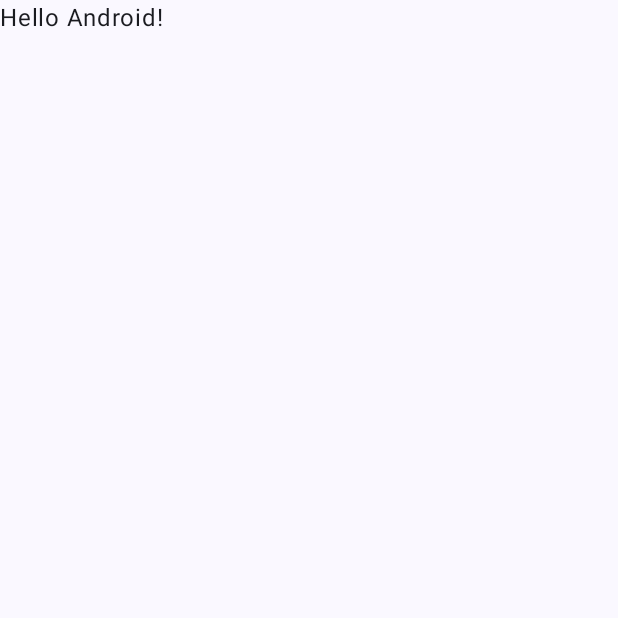
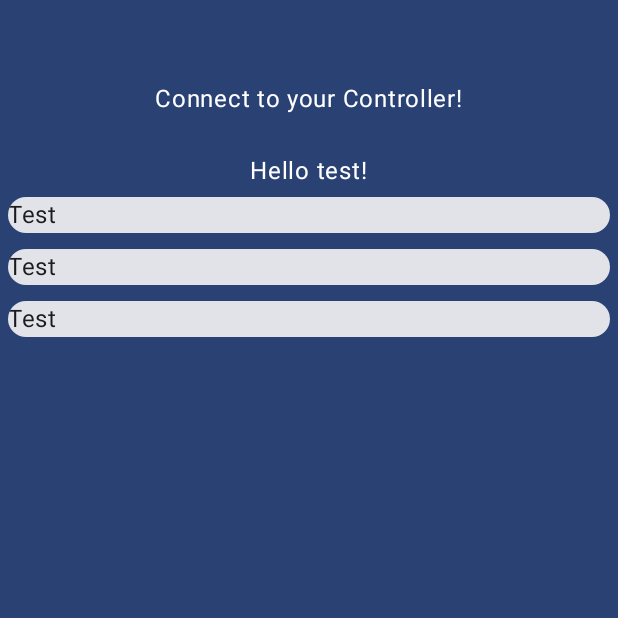
Before and after one commit to Plutotim1/Esp32Controller, an Android app built with Jetpack Compose: the screen it shows after launch (MainActivity), on a phone screen of 412 x 824 dp, the top half of it. Before the commit the part shown is almost empty. Run offline under Robolectric (Android 15) with nearby library versions, the phone set to English and light mode, and no system bars.

Commit message:
added connection screen

```diff
--- a/app/src/main/java/com/example/bluetoothwificontroller/MainActivity.kt
+++ b/app/src/main/java/com/example/bluetoothwificontroller/MainActivity.kt
@@ -4,14 +4,32 @@ import android.os.Bundle
 import androidx.activity.ComponentActivity
 import androidx.activity.compose.setContent
 import androidx.activity.enableEdgeToEdge
+import androidx.compose.foundation.clickable
+import androidx.compose.foundation.layout.Column
+import androidx.compose.foundation.layout.Spacer
 import androidx.compose.foundation.layout.fillMaxSize
+import androidx.compose.foundation.layout.fillMaxWidth
+import androidx.compose.foundation.layout.height
 import androidx.compose.foundation.layout.padding
+import androidx.compose.material3.Card
+import androidx.compose.material3.MaterialTheme
 import androidx.compose.material3.Scaffold
+import androidx.compose.material3.Surface
 import androidx.compose.material3.Text
 import androidx.compose.runtime.Composable
+import androidx.compose.runtime.MonotonicFrameClock
+import androidx.compose.runtime.MutableState
+import androidx.compose.runtime.mutableStateOf
+import androidx.compose.runtime.remember
+import androidx.compose.ui.Alignment
 import androidx.compose.ui.Modifier
 import androidx.compose.ui.tooling.preview.Preview
+import androidx.compose.ui.unit.TextUnit
+import androidx.compose.ui.unit.TextUnitType
+import androidx.compose.ui.unit.dp
+import androidx.compose.ui.unit.sp
 import com.example.bluetoothwificontroller.ui.theme.BluetoothWiFiControllerTheme
+import java.time.format.TextStyle
 
 class MainActivity : ComponentActivity() {
     override fun onCreate(savedInstanceState: Bundle?) {
@@ -19,12 +37,7 @@ class MainActivity : ComponentActivity() {
         enableEdgeToEdge()
         setContent {
             BluetoothWiFiControllerTheme {
-                Scaffold(modifier = Modifier.fillMaxSize()) { innerPadding ->
-                    Greeting(
-                        name = "Android",
-                        modifier = Modifier.padding(innerPadding)
-                    )
-                }
+                MainView()
             }
         }
     }
@@ -38,10 +51,93 @@ fun Greeting(name: String, modifier: Modifier = Modifier) {
     )
 }
 
+@Composable
+fun Title(modifier: Modifier = Modifier) {
+    Text(
+        text = "Connect to your Controller!",
+        modifier = modifier
+    )
+}
+
+//will be replaced with a clickable element, showing basic information about a bluetooth device
+@Composable
+fun TestCard(
+    modifier: Modifier = Modifier,
+    text: String = "Test",
+    shouldShow: Boolean,
+    onclick: () -> Unit
+) {
+    val clicked = remember { mutableStateOf(false)}
+    Card(
+        modifier = modifier
+            .clickable {
+                clicked.value = !clicked.value
+            }
+            ) {
+        if (clicked.value) {
+            Text(
+                text = "clicked"
+            )
+        } else {
+            Text(
+                text = text
+            )
+        }
+    }
+}
+
+@Composable
+fun MainView() {
+    val showConnectScreen = remember {
+        mutableStateOf(true)
+    }
+
+    if (showConnectScreen.value) {
+        ConnectScreen()
+    }
+}
+
+@Composable
+fun ConnectScreen() {
+    val clickedCard: MutableState<Int?> = remember {
+        mutableStateOf(null)
+    }
+    Surface(
+        color = MaterialTheme.colorScheme.primary,
+        modifier = Modifier.fillMaxSize()
+    ) {
+        Column {
+            Spacer(
+                Modifier.height(30.dp)
+            )
+            Title(
+                modifier = Modifier
+                    .align(Alignment.CenterHorizontally)
+                    .padding(24.dp))
+            Greeting(
+                name = "test",
+                modifier = Modifier.align(Alignment.CenterHorizontally)
+            )
+            for (i in 1..3) {
+                TestCard(modifier = Modifier
+                    .align(Alignment.Start)
+                    .fillMaxWidth()
+                    .padding(5.dp),
+                    shouldShow = (if (clickedCard.value == i) true else false),
+                    onclick = {
+                        clickedCard.value = i
+                    }
+
+                    )
+            }
+        }
+    }
+}
+
 @Preview(showBackground = true)
 @Composable
 fun GreetingPreview() {
     BluetoothWiFiControllerTheme {
-        Greeting("Android")
+        MainView()
     }
 }
--- a/gradle.properties
+++ b/gradle.properties
@@ -21,3 +21,4 @@ kotlin.code.style=official
 # resources declared in the library itself and none from the library's dependencies,
 # thereby reducing the size of the R class for that library
 android.nonTransitiveRClass=true
+org.gradle.configuration-cache=true
```
